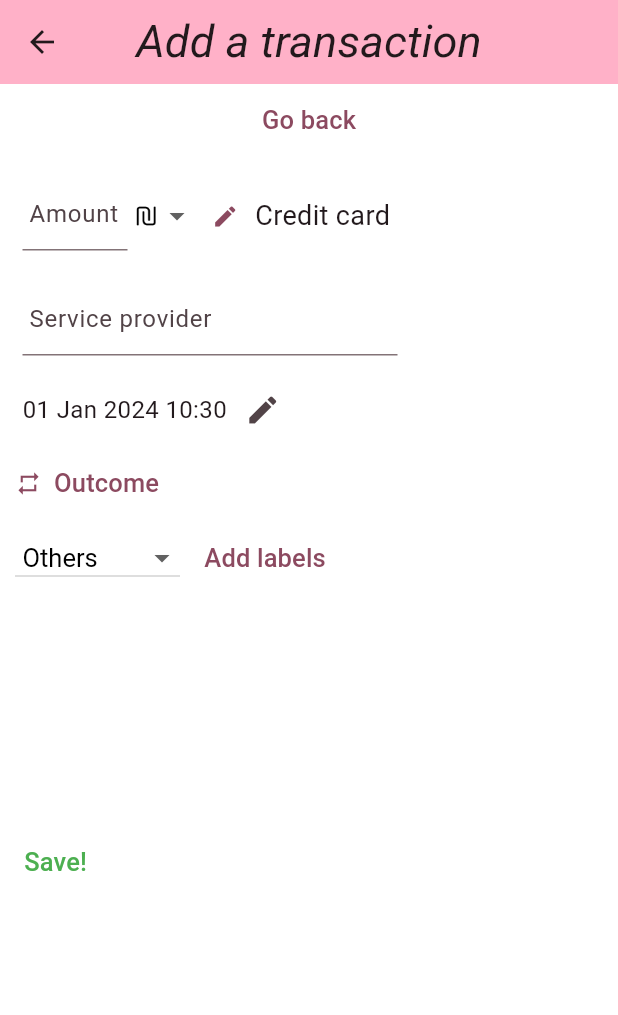
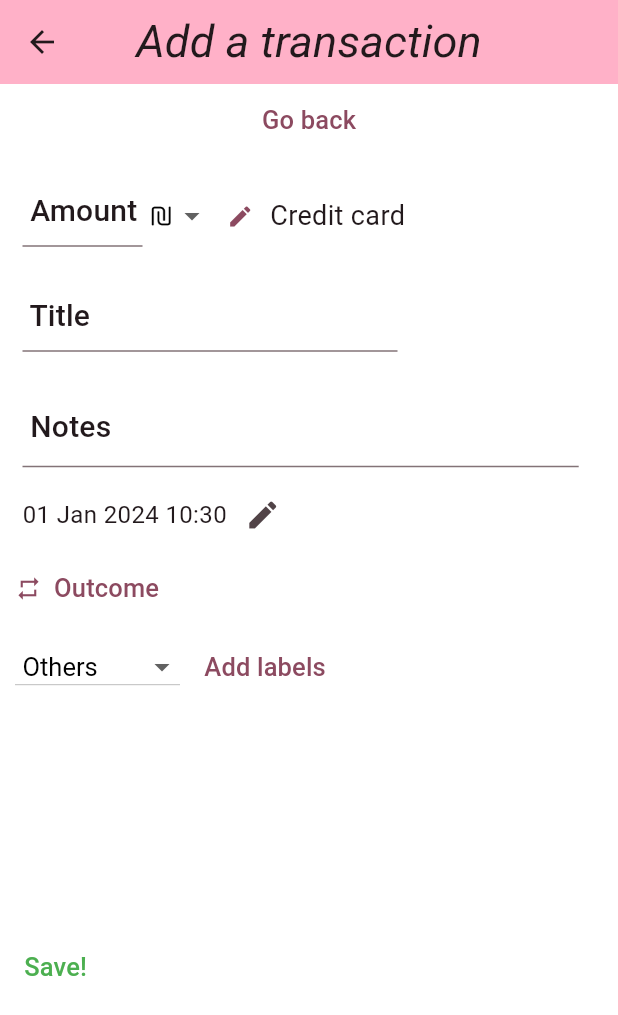
Before and after one commit to Troyansky1/YAMM, a Flutter app: the screen it shows after launch, after a tap on the "add" icon, on a phone screen of 412 x 824 dp. Shown: the top 1015 px of the screen. Run offline on Flutter 3.47's test engine with Material 3 defaults, Android fonts, the phone set to English and light mode, and no system bars; drawn by our look-alikes of dropdown_button2; our stand-ins replace csv, google_fonts, shared_preferences, string_validator; missing offline and left inert: expandable_sliver_list, flutter_cupertino_datetime_picker, lecle_downloads_path_provider, side_sheet; Roboto replaces fonts that are missing (Dosis).

Commit message:
Edited transaction form to include notes entry. also edited a few fonts

```diff
--- a/yamm_app/lib/Transaction.dart
+++ b/yamm_app/lib/Transaction.dart
@@ -1,5 +1,6 @@
 import 'package:yamm_app/category_enum.dart';
 import 'package:yamm_app/currency_enum.dart';
+import 'package:yamm_app/transaction_fields/notes_transaction_field.dart';
 import 'package:yamm_app/transaction_fields/transaction_fields.dart';
 import 'package:yamm_app/transaction_type_enum.dart';
 
@@ -12,6 +13,7 @@ class Transaction {
 
   final TransactionTypeField _transactionTypeField = TransactionTypeField();
   final ServiceProviderField _serviceProviderField = ServiceProviderField();
+  final NotesField _notesField = NotesField();
   final DateField _dateField = DateField();
   final CurrencyField _currencyField = CurrencyField();
   final CategoryField _categoryField = CategoryField();
@@ -32,7 +34,8 @@ class Transaction {
       _transactionTypeField,
       _dateField,
       _currencyField,
-      _serviceProviderField
+      _serviceProviderField,
+      _notesField
     ];
   }
 
@@ -52,6 +55,7 @@ class Transaction {
       'currency': _currencyField.getStrValue(),
       'category': _currencyField.getStrValue(),
       'lables': _lableField.getStrValue(),
+      'notes': _notesField.getStrValue()
     });
   }
 
@@ -65,6 +69,7 @@ class Transaction {
       'currency': _currencyField.getStrValue(),
       'category': _categoryField.getStrValue(),
       'lables': _lableField.getStrValue(),
+      'notes': _notesField.getStrValue()
     });
   }
 
@@ -142,6 +147,18 @@ class Transaction {
     return _serviceProviderField.getStrValue();
   }
 
+  bool setNotes(notes) {
+    if (notes != "") {
+      _notesField.setValue(notes);
+      return true;
+    }
+    return false;
+  }
+
+  String getNotes() {
+    return _notesField.getStrValue();
+  }
+
   int getId() {
     return IdField().getValue();
   }
--- a/yamm_app/lib/functions/save_and_load_csv.dart
+++ b/yamm_app/lib/functions/save_and_load_csv.dart
@@ -79,7 +79,6 @@ Future<List<Transaction>> readListFromCsv() async {
       .transform(utf8.decoder)
       .transform(const CsvToListConverter())
       .toList();
-  print("fields from csv: $fields");
 
   return buildTransactionItemFromCsv(fields);
 }
@@ -96,6 +95,7 @@ List<Transaction> buildTransactionItemFromCsv(List<List<dynamic>> lst) {
     transaction.setCurrency(textTransaction[5]);
     transaction.setCategory(textTransaction[6]);
     transaction.setLabels(textTransaction[7]);
+    transaction.setNotes(textTransaction[8]);
 
     transactionsList.add(transaction);
   }
--- a/yamm_app/lib/pages/load_page.dart
+++ b/yamm_app/lib/pages/load_page.dart
@@ -55,11 +55,16 @@ class _MyLoadPageState extends State<LoadPage> {
       });
       prefs.setBool('hasOpened', true);
     } else {
-      lists.setList(await readListFromCsv());
-      lists.updateFilters(date: true);
-      setState(() {
-        isLoading = false;
-      });
+      try {
+        lists.setList(await readListFromCsv());
+        lists.updateFilters(date: true);
+        setState(() {
+          isLoading = false;
+        });
+      } catch (e) {
+        exportToDownloads();
+        deleteCsv();
+      }
     }
   }
 
--- a/yamm_app/lib/transaction_controllers.dart
+++ b/yamm_app/lib/transaction_controllers.dart
@@ -57,6 +57,7 @@ class TransactionControllers with ChangeNotifier {
     transaction.setTransactionType(transactionType.value);
     transaction.setServiceProvider(serviceProviderCont.text);
     transaction.setLabels(labels.value);
+    transaction.setNotes(notesCont.value);
 
     return transaction;
   }
--- a/yamm_app/lib/transaction_entries/amount_entry.dart
+++ b/yamm_app/lib/transaction_entries/amount_entry.dart
@@ -3,6 +3,7 @@ import 'package:yamm_app/transaction_controllers.dart';
 
 class AmountEntry extends StatefulWidget {
   //final Widget child;
+
   final TransactionControllers controllers;
   const AmountEntry({super.key, required this.controllers});
 
@@ -34,8 +35,9 @@ class _AmountEntryState extends State<AmountEntry> {
   @override
   Widget build(BuildContext context) {
     return TextFormField(
-      decoration: const InputDecoration(
+      decoration: InputDecoration(
         labelText: ' Amount',
+        labelStyle: Theme.of(context).textTheme.titleMedium,
         contentPadding: EdgeInsets.symmetric(vertical: 1),
       ),
       keyboardType: TextInputType.number,
--- a/yamm_app/lib/transaction_entries/notes_entry.dart
+++ b/yamm_app/lib/transaction_entries/notes_entry.dart
@@ -23,8 +23,9 @@ class _NotesEntryState extends State<NotesEntry> {
   Widget build(BuildContext context) {
     return TextFormField(
       maxLines: 2,
-      decoration: const InputDecoration(
+      decoration: InputDecoration(
         labelText: ' Notes',
+        labelStyle: Theme.of(context).textTheme.titleMedium,
         contentPadding: EdgeInsets.symmetric(vertical: 1.0),
       ),
       controller: widget.controllers.notesCont,
--- a/yamm_app/lib/transaction_entries/service_provider_entry.dart
+++ b/yamm_app/lib/transaction_entries/service_provider_entry.dart
@@ -4,6 +4,7 @@ import 'package:yamm_app/transaction_controllers.dart';
 
 class ServiceProviderEntry extends StatefulWidget {
   //final Widget child;
+
   final TransactionControllers controllers;
   const ServiceProviderEntry({super.key, required this.controllers});
 
@@ -27,8 +28,9 @@ class _ServiceProviderEntryState extends State<ServiceProviderEntry> {
   @override
   Widget build(BuildContext context) {
     return TextFormField(
-      decoration: const InputDecoration(
-        labelText: ' Service provider',
+      decoration: InputDecoration(
+        labelText: ' Title',
+        labelStyle: Theme.of(context).textTheme.titleMedium,
         contentPadding: EdgeInsets.symmetric(vertical: 1.0),
       ),
       controller: widget.controllers.serviceProviderCont,
--- a/yamm_app/lib/widgets/transaction_form.dart
+++ b/yamm_app/lib/widgets/transaction_form.dart
@@ -3,6 +3,7 @@ import 'package:yamm_app/add_transaction_fields_view/view_date.dart';
 import 'package:yamm_app/add_transaction_fields_view/view_payment_method.dart';
 import 'package:yamm_app/transaction_controllers.dart';
 import 'package:yamm_app/add_transaction_fields_view/view_labels.dart';
+import 'package:yamm_app/transaction_entries/notes_entry.dart';
 import 'package:yamm_app/transaction_entries/transaction_entries.dart';
 import 'package:yamm_app/transactions_list.dart';
 import 'package:yamm_app/user_preferences.dart';
@@ -63,13 +64,13 @@ class TransactionEntryFormState extends State<TransactionEntryForm> {
                     padding: EdgeInsets.fromLTRB(10, 70, 0, 0),
                   ),
                   SizedBox(
-                    height: 50,
-                    width: 70,
+                    height: MediaQuery.of(context).size.height / 15,
+                    width: 80,
                     child: AmountEntry(controllers: controllers),
                   ),
                   CurrencyEntry(controllers: controllers),
                   SizedBox(
-                    height: 50,
+                    height: MediaQuery.of(context).size.height / 15,
                     width: 40,
                     child: BottomSheetChipSelect(
                         chosenItemsList: controllers.paymentMethods,
@@ -89,13 +90,25 @@ class TransactionEntryFormState extends State<TransactionEntryForm> {
                 children: <Widget>[
                   const Padding(padding: EdgeInsets.fromLTRB(10, 70, 0, 0)),
                   SizedBox(
-                    height: 50,
+                    height: MediaQuery.of(context).size.height / 15,
                     width: 250,
                     child: ServiceProviderEntry(controllers: controllers),
                   ),
                 ],
               ),
-
+              Row(
+                crossAxisAlignment:
+                    CrossAxisAlignment.center, // Aligns children to the top
+                //crossAxisAlignment: CrossAxisAlignment.start,
+                children: <Widget>[
+                  const Padding(padding: EdgeInsets.fromLTRB(10, 70, 0, 0)),
+                  SizedBox(
+                    height: MediaQuery.of(context).size.height / 15,
+                    width: MediaQuery.of(context).size.width * 0.9,
+                    child: NotesEntry(controllers: controllers),
+                  ),
+                ],
+              ),
               Row(
                 crossAxisAlignment: CrossAxisAlignment.center,
                 mainAxisAlignment: MainAxisAlignment.start,
@@ -130,13 +143,13 @@ class TransactionEntryFormState extends State<TransactionEntryForm> {
                     padding: EdgeInsets.fromLTRB(5, 70, 0, 0),
                   ),
                   Container(
-                    height: 50,
+                    height: MediaQuery.of(context).size.height / 15,
                     width: 115,
                     alignment: Alignment.centerLeft,
                     child: CategoryEntry(controllers: controllers),
                   ),
                   Container(
-                    height: 50,
+                    height: MediaQuery.of(context).size.height / 15,
                     width: 115,
                     alignment: Alignment.centerLeft,
                     child: BottomSheetChipSelect(
```
